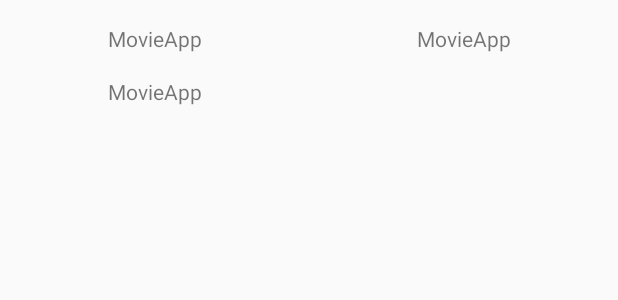
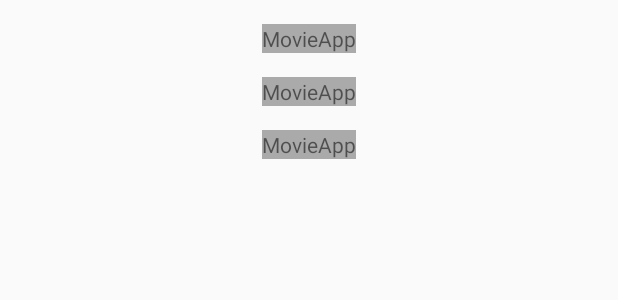
Before and after one commit to elijahmurimi40/MovieApp, an Android app: the layout activity_main.xml on its own in the app's theme, with its tools: preview values and no code run, on a phone screen of 412 x 824 dp. Shown: the top 300 px of the screen. Run offline under Robolectric (Android 15) with nearby library versions, the phone set to English and light mode, and no system bars.

Commit message:
Change from GridLayoutManger to StaggeredGridLayoutManager

```diff
--- a/app/src/main/java/com/fortie40/movieapp/ui/main/MainActivityAdapter.kt
+++ b/app/src/main/java/com/fortie40/movieapp/ui/main/MainActivityAdapter.kt
@@ -8,6 +8,7 @@ import androidx.databinding.ViewDataBinding
 import androidx.paging.PagedListAdapter
 import androidx.recyclerview.widget.DiffUtil
 import androidx.recyclerview.widget.RecyclerView
+import androidx.recyclerview.widget.StaggeredGridLayoutManager
 import com.fortie40.movieapp.MOVIE_VIEW_TYPE
 import com.fortie40.movieapp.NETWORK_VIEW_TYPE
 import com.fortie40.movieapp.helperclasses.NetworkState
@@ -39,6 +40,10 @@ class MainActivityAdapter : PagedListAdapter<Movie, RecyclerView.ViewHolder>(Mov
         if (getItemViewType(position) == MOVIE_VIEW_TYPE) {
             (holder as MovieItemViewHolder).bind(getItem(position))
         } else {
+            val layoutParams = holder.itemView.layoutParams as
+                    StaggeredGridLayoutManager.LayoutParams
+            layoutParams.isFullSpan = true
+            holder.itemView.layoutParams = layoutParams
             (holder as NetworkStateItemViewHolder).bind(networkState)
         }
     }
--- a/app/src/main/res/layout/activity_main.xml
+++ b/app/src/main/res/layout/activity_main.xml
@@ -36,14 +36,13 @@
                 android:id="@+id/rv_movie_list"
                 android:layout_width="match_parent"
                 android:layout_height="match_parent"
-                app:layoutManager=".layoutmanagers.MoviesGridLayoutManager"
                 app:layout_constraintBottom_toBottomOf="parent"
                 app:layout_constraintEnd_toEndOf="parent"
                 app:layout_constraintHorizontal_bias="1.0"
                 app:layout_constraintStart_toStartOf="parent"
                 app:layout_constraintTop_toTopOf="parent"
                 app:layout_constraintVertical_bias="1.0"
-                app:spanCount="2"
+                app:setLayoutManager="@{2}"
                 tools:listitem="@layout/movie_list_item" />
         </androidx.constraintlayout.widget.ConstraintLayout>
     </androidx.swiperefreshlayout.widget.SwipeRefreshLayout>
--- a/app/src/main/res/layout/movie_list_item.xml
+++ b/app/src/main/res/layout/movie_list_item.xml
@@ -1,12 +1,13 @@
 <?xml version="1.0" encoding="utf-8"?>
-<layout xmlns:tools="http://schemas.android.com/tools">
+<layout xmlns:android="http://schemas.android.com/apk/res/android"
+    xmlns:app="http://schemas.android.com/apk/res-auto"
+    xmlns:tools="http://schemas.android.com/tools">
     <data>
         <variable
             name="movie"
             type="com.fortie40.movieapp.models.Movie" />
     </data>
-    <androidx.constraintlayout.widget.ConstraintLayout xmlns:android="http://schemas.android.com/apk/res/android"
-        xmlns:app="http://schemas.android.com/apk/res-auto"
+    <androidx.constraintlayout.widget.ConstraintLayout
         android:layout_width="match_parent"
         android:layout_height="wrap_content">
 
@@ -14,11 +15,16 @@
             android:id="@+id/movie_name"
             android:layout_width="wrap_content"
             android:layout_height="wrap_content"
+            android:layout_marginStart="16dp"
+            android:layout_marginLeft="16dp"
             android:layout_marginTop="16dp"
+            android:layout_marginEnd="16dp"
+            android:layout_marginRight="16dp"
+            android:background="@android:color/darker_gray"
             android:text="@{movie.title}"
-            tools:text="@string/app_name"
             app:layout_constraintEnd_toEndOf="parent"
             app:layout_constraintStart_toStartOf="parent"
-            app:layout_constraintTop_toTopOf="parent" />
+            app:layout_constraintTop_toTopOf="parent"
+            tools:text="@string/app_name" />
     </androidx.constraintlayout.widget.ConstraintLayout>
 </layout>
```
Also changed, not shown: app/src/main/java/com/fortie40/movieapp/bindingadapters/RecyclerViewBindingAdapter.kt (added, +12 -0 lines), app/src/main/java/com/fortie40/movieapp/layoutmanagers/MoviesStaggeredGridLayoutManager.kt (renamed from app/src/main/java/com/fortie40/movieapp/layoutmanagers/MoviesGridLayoutManager.kt, +3 -6 lines).
